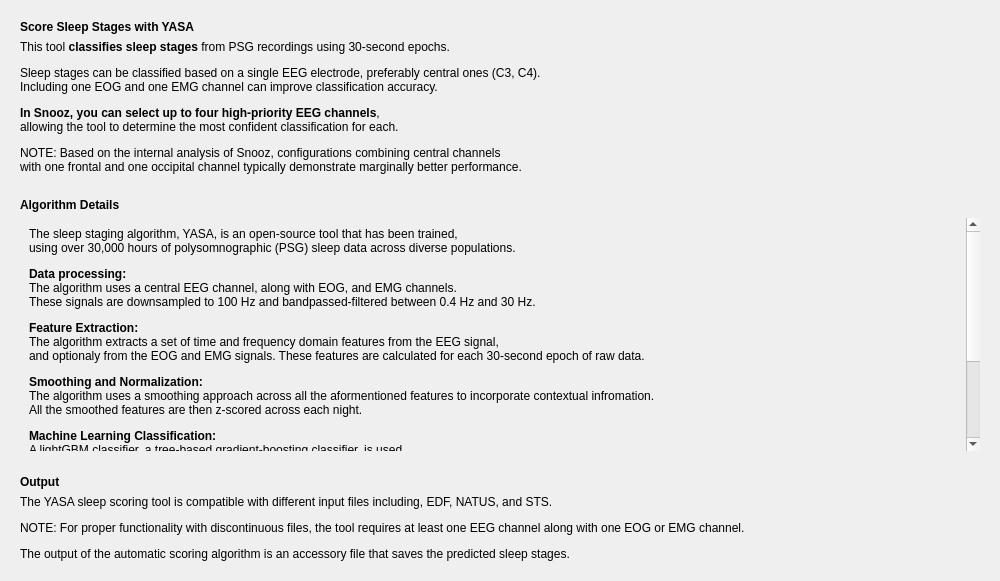
The window that tools/CEAMSTools/ScoreSleepStagesYASA/AlgoIntroStep/Ui_AlgoIntroStep.ui (SnoozToolbox/snooz-package-ceams) describes before a commit, drawn with Qt 5.
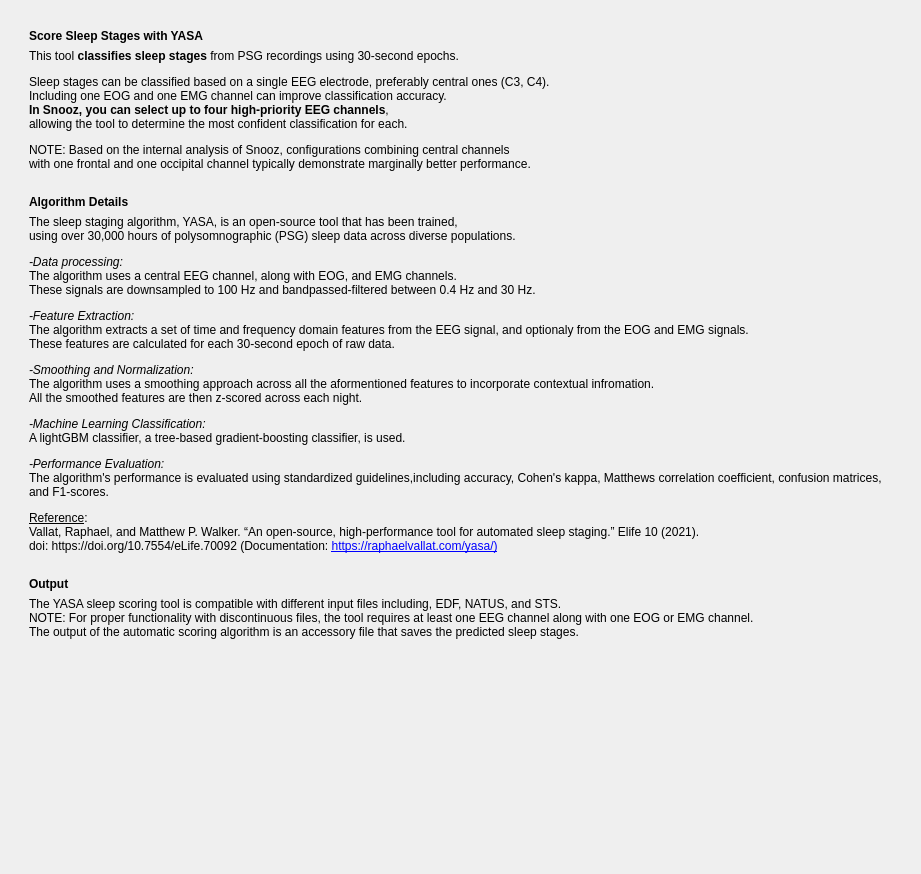
The same window after the commit.

Commit message: Update the "Score Sleep Stage with YASA" tool for the "Signals from Events" module updated for group selection.

```diff
--- a/tools/CEAMSTools/ScoreSleepStagesYASA/AlgoIntroStep/Ui_AlgoIntroStep.ui
+++ b/tools/CEAMSTools/ScoreSleepStagesYASA/AlgoIntroStep/Ui_AlgoIntroStep.ui
@@ -6,8 +6,8 @@
    <rect>
     <x>0</x>
     <y>0</y>
-    <width>1000</width>
-    <height>581</height>
+    <width>921</width>
+    <height>874</height>
    </rect>
   </property>
   <property name="windowTitle">
@@ -18,6 +18,28 @@
   </property>
   <layout class="QVBoxLayout" name="verticalLayout_5">
    <item>
+    <widget class="QScrollArea" name="scrollAreaPage">
+     <property name="styleSheet">
+      <string notr="true"/>
+     </property>
+     <property name="frameShape">
+      <enum>QFrame::Shape::NoFrame</enum>
+     </property>
+     <property name="frameShadow">
+      <enum>QFrame::Shadow::Plain</enum>
+     </property>
+     <property name="widgetResizable">
+      <bool>true</bool>
+     </property>
+     <widget class="QWidget" name="scrollAreaPageWidgetContents">
+      <property name="geometry">
+       <rect>
+        <x>0</x>
+        <y>0</y>
+        <width>993</width>
+        <height>854</height>
+       </rect>
+      </property>
     <layout class="QVBoxLayout" name="verticalLayout">
      <item>
       <widget class="QFrame" name="frame">
@@ -65,7 +87,7 @@
            <number>0</number>
           </property>
           <property name="text">
-           <string>&lt;html&gt;&lt;head/&gt;&lt;body&gt;&lt;p&gt;This tool &lt;span style=&quot; font-weight:700;&quot;&gt;classifies sleep stages&lt;/span&gt; from PSG recordings using 30-second epochs.&lt;/p&gt;&lt;p&gt;Sleep stages can be classified based on a single EEG electrode, preferably central ones (C3, C4).&lt;br/&gt;Including one EOG and one EMG channel can improve classification accuracy.&lt;/p&gt;&lt;p align=&quot;justify&quot;&gt;&lt;span style=&quot; font-weight:700;&quot;&gt;In Snooz, you can select up to four high-priority EEG channels&lt;/span&gt;, &lt;br/&gt;allowing the tool to determine the most confident classification for each. &lt;/p&gt;&lt;p align=&quot;justify&quot;&gt;NOTE: Based on the internal analysis of Snooz, configurations combining central channels &lt;br/&gt;with one frontal and one occipital channel typically demonstrate marginally better performance.&lt;/p&gt;&lt;/body&gt;&lt;/html&gt;</string>
+             <string>&lt;html&gt;&lt;head/&gt;&lt;body&gt;&lt;p&gt;This tool &lt;span style=&quot; font-weight:700;&quot;&gt;classifies sleep stages&lt;/span&gt; from PSG recordings using 30-second epochs.&lt;/p&gt;&lt;p&gt;Sleep stages can be classified based on a single EEG electrode, preferably central ones (C3, C4).&lt;br/&gt;Including one EOG and one EMG channel can improve classification accuracy.&lt;br/&gt;&lt;span style=&quot; font-weight:700;&quot;&gt;In Snooz, you can select up to four high-priority EEG channels&lt;/span&gt;, &lt;br/&gt;allowing the tool to determine the most confident classification for each. &lt;/p&gt;&lt;p align=&quot;justify&quot;&gt;NOTE: Based on the internal analysis of Snooz, configurations combining central channels &lt;br/&gt;with one frontal and one occipital channel typically demonstrate marginally better performance.&lt;/p&gt;&lt;/body&gt;&lt;/html&gt;</string>
           </property>
          </widget>
         </item>
@@ -107,45 +129,6 @@
          </widget>
         </item>
         <item>
-         <widget class="QScrollArea" name="scrollArea">
-          <property name="maximumSize">
-           <size>
-            <width>16777215</width>
-            <height>460</height>
-           </size>
-          </property>
-          <property name="styleSheet">
-           <string notr="true"/>
-          </property>
-          <property name="frameShape">
-           <enum>QFrame::Shape::NoFrame</enum>
-          </property>
-          <property name="frameShadow">
-           <enum>QFrame::Shadow::Sunken</enum>
-          </property>
-          <property name="widgetResizable">
-           <bool>true</bool>
-          </property>
-          <widget class="QWidget" name="scrollAreaWidgetContents">
-           <property name="geometry">
-            <rect>
-             <x>0</x>
-             <y>0</y>
-             <width>950</width>
-             <height>460</height>
-            </rect>
-           </property>
-           <property name="maximumSize">
-            <size>
-             <width>16777215</width>
-             <height>460</height>
-            </size>
-           </property>
-           <property name="styleSheet">
-            <string notr="true"/>
-           </property>
-           <layout class="QHBoxLayout" name="horizontalLayout">
-            <item>
              <widget class="QLabel" name="label_4">
               <property name="sizePolicy">
                <sizepolicy hsizetype="Expanding" vsizetype="Expanding">
@@ -153,12 +136,6 @@
                 <verstretch>0</verstretch>
                </sizepolicy>
               </property>
-              <property name="maximumSize">
-               <size>
-                <width>16777215</width>
-                <height>460</height>
-               </size>
-              </property>
               <property name="focusPolicy">
                <enum>Qt::FocusPolicy::NoFocus</enum>
               </property>
@@ -175,15 +152,14 @@
                <number>0</number>
               </property>
               <property name="text">
-               <string>&lt;html&gt;&lt;head/&gt;&lt;body&gt;&lt;p&gt;The sleep staging algorithm, YASA, is an open-source tool that has been trained,&lt;br/&gt;using over 30,000 hours of polysomnographic (PSG) sleep data across diverse populations. &lt;/p&gt;&lt;p&gt;&lt;span style=&quot; font-weight:600;&quot;&gt;Data processing:&lt;/span&gt;&lt;br/&gt;The algorithm uses a central EEG channel, along with EOG, and EMG channels.&lt;br/&gt;These signals are downsampled to 100 Hz and bandpassed-filtered between 0.4 Hz and 30 Hz. &lt;/p&gt;&lt;p&gt;&lt;span style=&quot; font-weight:600;&quot;&gt;Feature Extraction:&lt;/span&gt;&lt;br/&gt;The algorithm extracts a set of time and frequency domain features from the EEG signal, &lt;br/&gt;and optionaly from the EOG and EMG signals. These features are calculated for each 30-second epoch of raw data. &lt;/p&gt;&lt;p&gt;&lt;span style=&quot; font-weight:600;&quot;&gt;Smoothing and Normalization:&lt;/span&gt;&lt;br/&gt;The algorithm uses a smoothing approach across all the aformentioned features to incorporate contextual infromation.&lt;br/&gt;All the smoothed features are then z-scored across each night. &lt;/p&gt;&lt;p&gt;&lt;span style=&quot; font-weight:600;&quot;&gt;Machine Learning Classification:&lt;/span&gt;&lt;br/&gt;A lightGBM classifier, a tree-based gradient-boosting classifier, is used. &lt;/p&gt;&lt;p&gt;&lt;span style=&quot; font-weight:600;&quot;&gt;Performance Evaluation:&lt;/span&gt;&lt;br/&gt;The algorithm's performance is evaluated using standardized guidelines,&lt;br/&gt;including accuracy, Cohen's kappa, Matthews correlation coefficient, confusion matrices, and F1-scores. &lt;/p&gt;&lt;p&gt;&lt;span style=&quot; text-decoration: underline;&quot;&gt;Reference&lt;/span&gt;: &lt;br/&gt;Vallat, Raphael, and Matthew P. Walker. “An open-source, high-performance tool for automated sleep staging.” Elife 10 (2021). &lt;br/&gt;doi: https://doi.org/10.7554/eLife.70092 (Documentation: &lt;a href=&quot;https://raphaelvallat.com/yasa/&quot;&gt;&lt;span style=&quot; text-decoration: underline; color:#0000ff;&quot;&gt;https://raphaelvallat.com/yasa/)&lt;br/&gt;&lt;/span&gt;&lt;/a&gt;&lt;/p&gt;&lt;/body&gt;&lt;/html&gt;</string>
+             <string>&lt;html&gt;&lt;head/&gt;&lt;body&gt;&lt;p&gt;The sleep staging algorithm, YASA, is an open-source tool that has been trained,&lt;br/&gt;using over 30,000 hours of polysomnographic (PSG) sleep data across diverse populations. &lt;/p&gt;&lt;p&gt;&lt;span style=&quot; font-style:italic;&quot;&gt;-Data processing:&lt;/span&gt;&lt;br/&gt;The algorithm uses a central EEG channel, along with EOG, and EMG channels.&lt;br/&gt;These signals are downsampled to 100 Hz and bandpassed-filtered between 0.4 Hz and 30 Hz. &lt;/p&gt;&lt;p&gt;&lt;span style=&quot; font-style:italic;&quot;&gt;-Feature Extraction:&lt;/span&gt;&lt;br/&gt;The algorithm extracts a set of time and frequency domain features from the EEG signal, and optionaly from the EOG and EMG signals. &lt;br/&gt;These features are calculated for each 30-second epoch of raw data. &lt;/p&gt;&lt;p&gt;&lt;span style=&quot; font-style:italic;&quot;&gt;-Smoothing and Normalization:&lt;/span&gt;&lt;br/&gt;The algorithm uses a smoothing approach across all the aformentioned features to incorporate contextual infromation.&lt;br/&gt;All the smoothed features are then z-scored across each night. &lt;/p&gt;&lt;p&gt;&lt;span style=&quot; font-style:italic;&quot;&gt;-Machine Learning Classification:&lt;/span&gt;&lt;br/&gt;A lightGBM classifier, a tree-based gradient-boosting classifier, is used. &lt;/p&gt;&lt;p&gt;&lt;span style=&quot; font-style:italic;&quot;&gt;-Performance Evaluation:&lt;/span&gt;&lt;br/&gt;The algorithm's performance is evaluated using standardized guidelines,including accuracy, Cohen's kappa, Matthews correlation coefficient, confusion matrices, and F1-scores. &lt;/p&gt;&lt;p&gt;&lt;span style=&quot; text-decoration: underline;&quot;&gt;Reference&lt;/span&gt;: &lt;br/&gt;Vallat, Raphael, and Matthew P. Walker. “An open-source, high-performance tool for automated sleep staging.” Elife 10 (2021). &lt;br/&gt;doi: https://doi.org/10.7554/eLife.70092 (Documentation: &lt;a href=&quot;https://raphaelvallat.com/yasa/&quot;&gt;&lt;span style=&quot; text-decoration: underline; color:#0000ff;&quot;&gt;https://raphaelvallat.com/yasa/)&lt;/span&gt;&lt;/a&gt;&lt;/p&gt;&lt;/body&gt;&lt;/html&gt;</string>
               </property>
               <property name="alignment">
                <set>Qt::AlignmentFlag::AlignLeading|Qt::AlignmentFlag::AlignLeft|Qt::AlignmentFlag::AlignTop</set>
               </property>
-             </widget>
-            </item>
-           </layout>
-          </widget>
+            <property name="wordWrap">
+             <bool>true</bool>
+            </property>
          </widget>
         </item>
        </layout>
@@ -223,7 +199,7 @@
            <string notr="true"/>
           </property>
           <property name="text">
-           <string>&lt;html&gt;&lt;head/&gt;&lt;body&gt;&lt;p&gt;The YASA sleep scoring tool is compatible with different input files including, EDF, NATUS, and STS.&lt;/p&gt;&lt;p&gt;NOTE: For proper functionality with discontinuous files, the tool requires at least one EEG channel along with one EOG or EMG channel.&lt;/p&gt;&lt;p&gt;The output of the automatic scoring algorithm is an accessory file that saves the predicted sleep stages.&lt;/p&gt;&lt;/body&gt;&lt;/html&gt;</string>
+             <string>&lt;html&gt;&lt;head/&gt;&lt;body&gt;&lt;p&gt;The YASA sleep scoring tool is compatible with different input files including, EDF, NATUS, and STS.&lt;br/&gt;NOTE: For proper functionality with discontinuous files, the tool requires at least one EEG channel along with one EOG or EMG channel.&lt;br/&gt;The output of the automatic scoring algorithm is an accessory file that saves the predicted sleep stages.&lt;/p&gt;&lt;/body&gt;&lt;/html&gt;</string>
           </property>
           <property name="alignment">
            <set>Qt::AlignmentFlag::AlignLeading|Qt::AlignmentFlag::AlignLeft|Qt::AlignmentFlag::AlignTop</set>
@@ -250,6 +226,8 @@
       </widget>
      </item>
     </layout>
+     </widget>
+    </widget>
    </item>
   </layout>
  </widget>
```
Lines whose indentation alone changed are shown as unchanged. The commit also changes 8 other files.
